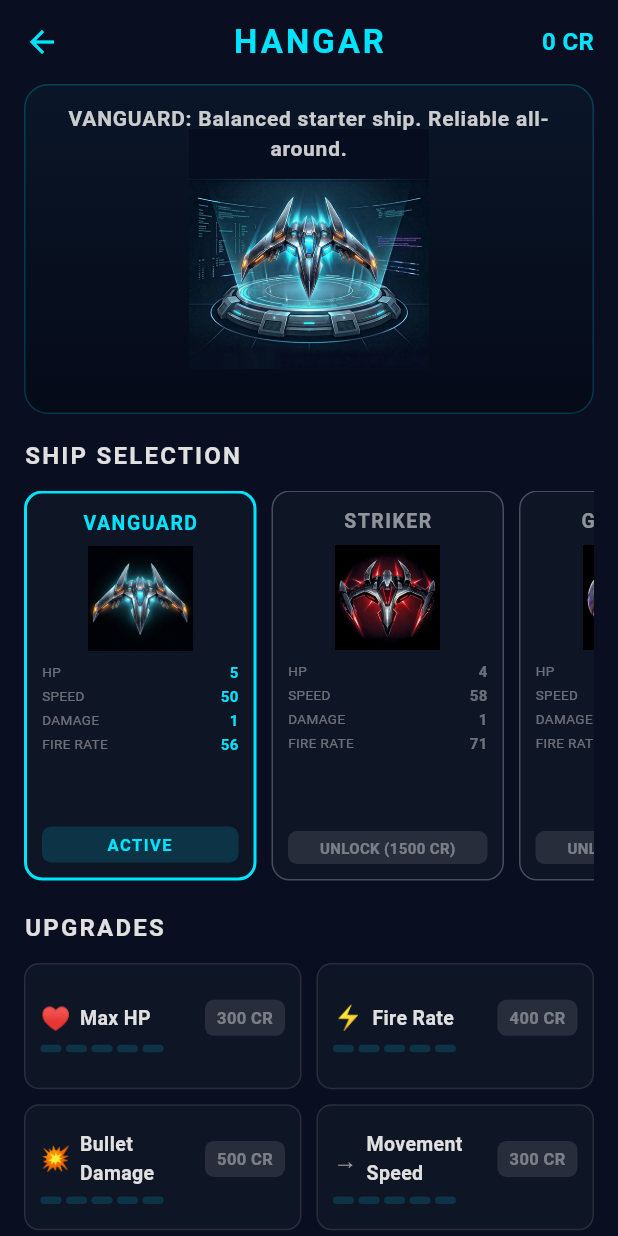
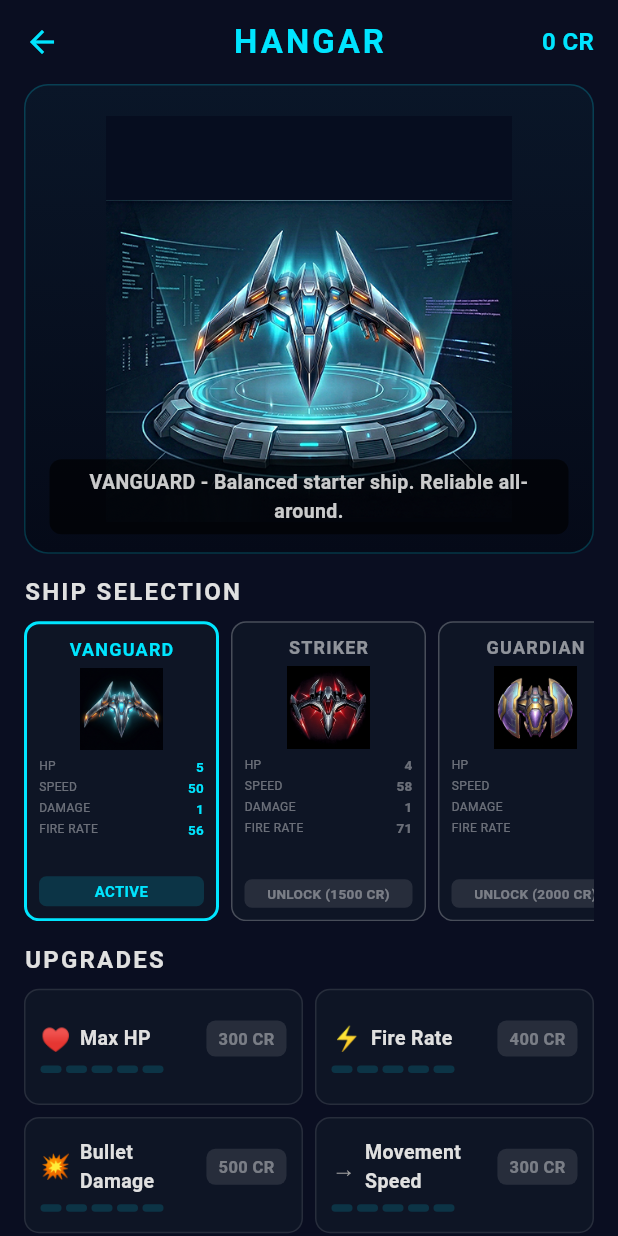
Before and after one commit to serge2day/galaxy_shoot, a Flutter app: the HangarScreen screen opened by its route, on a phone screen of 412 x 824 dp. Run offline on Flutter 3.47's test engine with Material 3 defaults, Android fonts, the phone set to English and light mode, and no system bars; our stand-ins replace flutter_riverpod, shared_preferences; missing offline and left inert: flame; accounts and stored records are empty.

Commit message:
Fix hangar layout: larger hero display, smaller ship cards
Hero ship display:
- Now takes 38% of screen height (was fixed 220px)
- Ship image fills the area with padding
- Name/description at bottom with dark overlay

Ship selection cards:
- Width reduced: 155px → 130px
- Thumbnail height: 70px → 55px
- Font sizes reduced for compact fit
- Stats text smaller (8-9px)
- Overall card height: 260px → 200px
- Tighter padding throughout

Matches the UI concept mockup proportions.

https://claude.ai/code/session_019eqVE7nJo9XCTT7qLE4hj2

```diff
--- a/lib/features/hangar/presentation/hangar_screen.dart
+++ b/lib/features/hangar/presentation/hangar_screen.dart
@@ -20,8 +20,10 @@ class HangarScreen extends ConsumerWidget {
     return Scaffold(
       backgroundColor: AppTheme.bgDark,
       appBar: AppBar(
-        title: const Text('HANGAR',
-            style: TextStyle(fontSize: 22, letterSpacing: 2)),
+        title: const Text(
+          'HANGAR',
+          style: TextStyle(fontSize: 22, letterSpacing: 2),
+        ),
         actions: [
           Padding(
             padding: const EdgeInsets.only(right: 16),
@@ -41,10 +43,9 @@ class HangarScreen extends ConsumerWidget {
       body: ListView(
         padding: const EdgeInsets.symmetric(horizontal: 16),
         children: [
-          // Hero ship display
+          // Large hero ship display
           _HeroShipDisplay(ship: selectedShip),
-          const SizedBox(height: 16),
-          // Ship selection label
+          const SizedBox(height: 14),
           const Text(
             'SHIP SELECTION',
             style: TextStyle(
@@ -54,14 +55,14 @@ class HangarScreen extends ConsumerWidget {
               letterSpacing: 1.5,
             ),
           ),
-          const SizedBox(height: 12),
-          // Horizontal ship cards
+          const SizedBox(height: 8),
+          // Compact horizontal ship cards
           SizedBox(
-            height: 260,
+            height: 200,
             child: ListView.separated(
               scrollDirection: Axis.horizontal,
               itemCount: ShipCatalog.ships.length,
-              separatorBuilder: (context, index) => const SizedBox(width: 10),
+              separatorBuilder: (context, index) => const SizedBox(width: 8),
               itemBuilder: (context, index) {
                 final ship = ShipCatalog.ships[index];
                 final isUnlocked = unlockedIds.contains(ship.id);
@@ -71,9 +72,8 @@ class HangarScreen extends ConsumerWidget {
                   isUnlocked: isUnlocked,
                   isSelected: isSelected,
                   credits: wallet.credits,
-                  onSelect: () => ref
-                      .read(selectedShipProvider.notifier)
-                      .select(ship.id),
+                  onSelect: () =>
+                      ref.read(selectedShipProvider.notifier).select(ship.id),
                   onUnlock: () async {
                     final ok = await ref
                         .read(walletProvider.notifier)
@@ -88,8 +88,7 @@ class HangarScreen extends ConsumerWidget {
               },
             ),
           ),
-          const SizedBox(height: 20),
-          // Upgrades label
+          const SizedBox(height: 14),
           const Text(
             'UPGRADES',
             style: TextStyle(
@@ -99,15 +98,14 @@ class HangarScreen extends ConsumerWidget {
               letterSpacing: 1.5,
             ),
           ),
-          const SizedBox(height: 12),
-          // Upgrade grid - 2 columns
+          const SizedBox(height: 8),
           GridView.count(
             shrinkWrap: true,
             physics: const NeverScrollableScrollPhysics(),
             crossAxisCount: 2,
-            mainAxisSpacing: 10,
-            crossAxisSpacing: 10,
-            childAspectRatio: 2.2,
+            mainAxisSpacing: 8,
+            crossAxisSpacing: 8,
+            childAspectRatio: 2.4,
             children: UpgradeConfig.definitions.map((def) {
               final currentLevel = upgradeState.levelOf(def.type);
               final isMaxed = currentLevel >= def.maxLevel;
@@ -122,14 +120,14 @@ class HangarScreen extends ConsumerWidget {
                 isMaxed: isMaxed,
                 canAfford: canAfford,
                 onBuy: () async {
-                  final ok = await ref
-                      .read(walletProvider.notifier)
-                      .spend(nextCost);
+                  final ok =
+                      await ref.read(walletProvider.notifier).spend(nextCost);
                   if (ok) {
                     await ref
                         .read(upgradeStateProvider.notifier)
                         .applyUpgrade(
-                            upgradeState.withUpgrade(def.type, currentLevel + 1));
+                          upgradeState.withUpgrade(def.type, currentLevel + 1),
+                        );
                   }
                 },
               );
@@ -142,6 +140,7 @@ class HangarScreen extends ConsumerWidget {
   }
 }
 
+// Large hero display taking ~40% of screen
 class _HeroShipDisplay extends StatelessWidget {
   final ShipDefinition ship;
 
@@ -149,8 +148,9 @@ class _HeroShipDisplay extends StatelessWidget {
 
   @override
   Widget build(BuildContext context) {
+    final screenHeight = MediaQuery.of(context).size.height;
     return Container(
-      height: 220,
+      height: screenHeight * 0.38,
       decoration: BoxDecoration(
         borderRadius: BorderRadius.circular(16),
         border: Border.all(
@@ -164,32 +164,40 @@ class _HeroShipDisplay extends StatelessWidget {
       ),
       child: Stack(
         children: [
-          // Ship image if available, else icon
+          // Large ship image fills the hero area
           Center(
+            child: Padding(
+              padding: const EdgeInsets.all(20),
               child: Image.asset(
                 'assets/images/ship_${ship.id}.png',
-              height: 160,
                 fit: BoxFit.contain,
                 errorBuilder: (context, error, stackTrace) => Icon(
                   Icons.rocket_launch,
-                size: 100,
+                  size: 120,
                   color: AppTheme.primaryColor.withValues(alpha: 0.3),
                 ),
               ),
             ),
-          // Ship name overlay at top
+          ),
+          // Ship name at bottom
           Positioned(
-            top: 12,
+            bottom: 12,
             left: 16,
             right: 16,
+            child: Container(
+              padding: const EdgeInsets.symmetric(horizontal: 12, vertical: 6),
+              decoration: BoxDecoration(
+                borderRadius: BorderRadius.circular(8),
+                color: const Color(0xA0000000),
+              ),
               child: Text(
-              '${ship.displayName.toUpperCase()}: ${ship.description}',
+                '${ship.displayName.toUpperCase()} - ${ship.description}',
                 textAlign: TextAlign.center,
                 style: TextStyle(
-                fontSize: 14,
+                  fontSize: 13,
                   fontWeight: FontWeight.bold,
                   color: AppTheme.textPrimary.withValues(alpha: 0.9),
-                letterSpacing: 0.5,
+                ),
               ),
             ),
           ),
@@ -199,6 +207,7 @@ class _HeroShipDisplay extends StatelessWidget {
   }
 }
 
+// Compact ship card matching the mockup
 class _ShipCard extends StatelessWidget {
   final ShipDefinition ship;
   final bool isUnlocked;
@@ -224,100 +233,108 @@ class _ShipCard extends StatelessWidget {
 
   @override
   Widget build(BuildContext context) {
-    return Container(
-      width: 155,
-      padding: const EdgeInsets.all(10),
+    return GestureDetector(
+      onTap: isUnlocked
+          ? onSelect
+          : (credits >= ship.unlockCost ? onUnlock : null),
+      child: Container(
+        width: 130,
+        padding: const EdgeInsets.all(8),
         decoration: BoxDecoration(
-        borderRadius: BorderRadius.circular(12),
+          borderRadius: BorderRadius.circular(10),
           border: Border.all(color: _borderColor, width: isSelected ? 2 : 1),
           color: const Color(0xFF0E1525),
         ),
         child: Column(
-        crossAxisAlignment: CrossAxisAlignment.center,
           children: [
             // Ship name
             Text(
               ship.displayName.toUpperCase(),
               style: TextStyle(
-              fontSize: 13,
+                fontSize: 12,
                 fontWeight: FontWeight.bold,
                 color: isUnlocked ? _borderColor : Colors.white54,
-              letterSpacing: 1,
+                letterSpacing: 0.8,
               ),
             ),
-          const SizedBox(height: 6),
-          // Ship image or icon
+            const SizedBox(height: 4),
+            // Thumbnail - compact
             SizedBox(
-            height: 70,
+              height: 55,
               child: Image.asset(
                 'assets/images/ship_${ship.id}_thumb.png',
                 fit: BoxFit.contain,
                 errorBuilder: (context, error, stackTrace) => Icon(
                   isUnlocked ? Icons.rocket_launch : Icons.lock,
-                size: 40,
+                  size: 30,
                   color: isUnlocked
-                    ? _borderColor.withValues(alpha: 0.6)
+                      ? _borderColor.withValues(alpha: 0.5)
                       : Colors.white24,
                 ),
               ),
             ),
-          const SizedBox(height: 6),
-          // Stats
+            const SizedBox(height: 4),
+            // Stats - compact rows
             _statRow('HP', ship.baseStats.maxHp.toString()),
             _statRow('SPEED', (ship.baseStats.speed / 10).round().toString()),
             _statRow('DAMAGE', ship.baseStats.bulletDamage.toString()),
-          _statRow('FIRE RATE',
-              ((1 / ship.baseStats.fireCooldown) * 10).round().toString()),
+            _statRow(
+              'FIRE RATE',
+              ((1 / ship.baseStats.fireCooldown) * 10).round().toString(),
+            ),
             const Spacer(),
-          // Action
-          if (isSelected)
-            Container(
+            // Action button
+            _buildAction(),
+          ],
+        ),
+      ),
+    );
+  }
+
+  Widget _buildAction() {
+    if (isSelected) {
+      return Container(
         width: double.infinity,
-              padding: const EdgeInsets.symmetric(vertical: 4),
+        padding: const EdgeInsets.symmetric(vertical: 3),
         decoration: BoxDecoration(
-                borderRadius: BorderRadius.circular(6),
+          borderRadius: BorderRadius.circular(5),
           color: const Color(0xFF00E5FF).withValues(alpha: 0.15),
         ),
         child: const Text(
           'ACTIVE',
           textAlign: TextAlign.center,
           style: TextStyle(
-                  fontSize: 11,
+            fontSize: 10,
             fontWeight: FontWeight.bold,
             color: Color(0xFF00E5FF),
-                  letterSpacing: 1,
           ),
         ),
-            )
-          else if (isUnlocked)
-            GestureDetector(
-              onTap: onSelect,
-              child: Container(
+      );
+    }
+    if (isUnlocked) {
+      return Container(
         width: double.infinity,
-                padding: const EdgeInsets.symmetric(vertical: 4),
+        padding: const EdgeInsets.symmetric(vertical: 3),
         decoration: BoxDecoration(
-                  borderRadius: BorderRadius.circular(6),
-                  color: const Color(0xFF7C4DFF).withValues(alpha: 0.2),
+          borderRadius: BorderRadius.circular(5),
+          color: const Color(0xFF7C4DFF).withValues(alpha: 0.15),
         ),
         child: const Text(
           'UNLOCKED',
           textAlign: TextAlign.center,
           style: TextStyle(
-                    fontSize: 11,
+            fontSize: 10,
             fontWeight: FontWeight.bold,
             color: Color(0xFF7C4DFF),
           ),
         ),
-              ),
-            )
-          else
-            GestureDetector(
-              onTap: credits >= ship.unlockCost ? onUnlock : null,
-              child: Container(
+      );
+    }
+    return Container(
       width: double.infinity,
-                padding: const EdgeInsets.symmetric(vertical: 4),
+      padding: const EdgeInsets.symmetric(vertical: 3),
       decoration: BoxDecoration(
-                  borderRadius: BorderRadius.circular(6),
+        borderRadius: BorderRadius.circular(5),
         color: credits >= ship.unlockCost
             ? const Color(0xFF7C4DFF)
             : Colors.white10,
@@ -326,34 +343,28 @@ class _ShipCard extends StatelessWidget {
         'UNLOCK (${ship.unlockCost} CR)',
         textAlign: TextAlign.center,
         style: TextStyle(
-                    fontSize: 10,
+          fontSize: 9,
           fontWeight: FontWeight.bold,
-                    color: credits >= ship.unlockCost
-                        ? Colors.white
-                        : Colors.white38,
+          color: credits >= ship.unlockCost ? Colors.white : Colors.white38,
         ),
-                ),
-              ),
-            ),
-        ],
       ),
     );
   }
 
   Widget _statRow(String label, String value) {
     return Padding(
-      padding: const EdgeInsets.symmetric(vertical: 1),
+      padding: const EdgeInsets.symmetric(vertical: 0.5),
       child: Row(
         mainAxisAlignment: MainAxisAlignment.spaceBetween,
         children: [
           Text(
             label,
-            style: const TextStyle(fontSize: 9, color: Colors.white38),
+            style: const TextStyle(fontSize: 8, color: Colors.white38),
           ),
           Text(
             value,
             style: TextStyle(
-              fontSize: 10,
+              fontSize: 9,
               fontWeight: FontWeight.bold,
               color: isUnlocked ? const Color(0xFF00E5FF) : Colors.white38,
             ),
@@ -425,17 +436,15 @@ class _UpgradeCell extends StatelessWidget {
                         const EdgeInsets.symmetric(horizontal: 8, vertical: 4),
                     decoration: BoxDecoration(
                       borderRadius: BorderRadius.circular(6),
-                      color: canAfford
-                          ? const Color(0xFF7C4DFF)
-                          : Colors.white10,
+                      color:
+                          canAfford ? const Color(0xFF7C4DFF) : Colors.white10,
                     ),
                     child: Text(
                       '$cost CR',
                       style: TextStyle(
                         fontSize: 11,
                         fontWeight: FontWeight.bold,
-                        color:
-                            canAfford ? Colors.white : Colors.white38,
+                        color: canAfford ? Colors.white : Colors.white38,
                       ),
                     ),
                   ),
@@ -443,7 +452,6 @@ class _UpgradeCell extends StatelessWidget {
             ],
           ),
           const SizedBox(height: 6),
-          // Level dots
           Row(
             children: List.generate(def.maxLevel, (i) {
               return Container(
```
Lines whose indentation alone changed are shown as unchanged.
